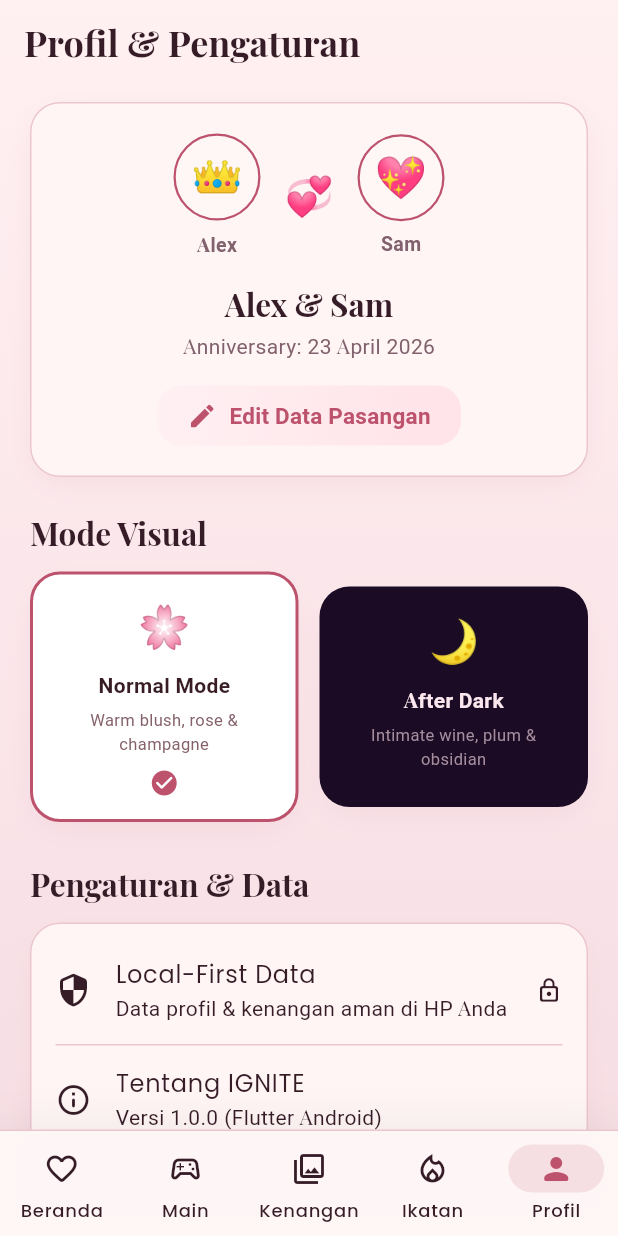
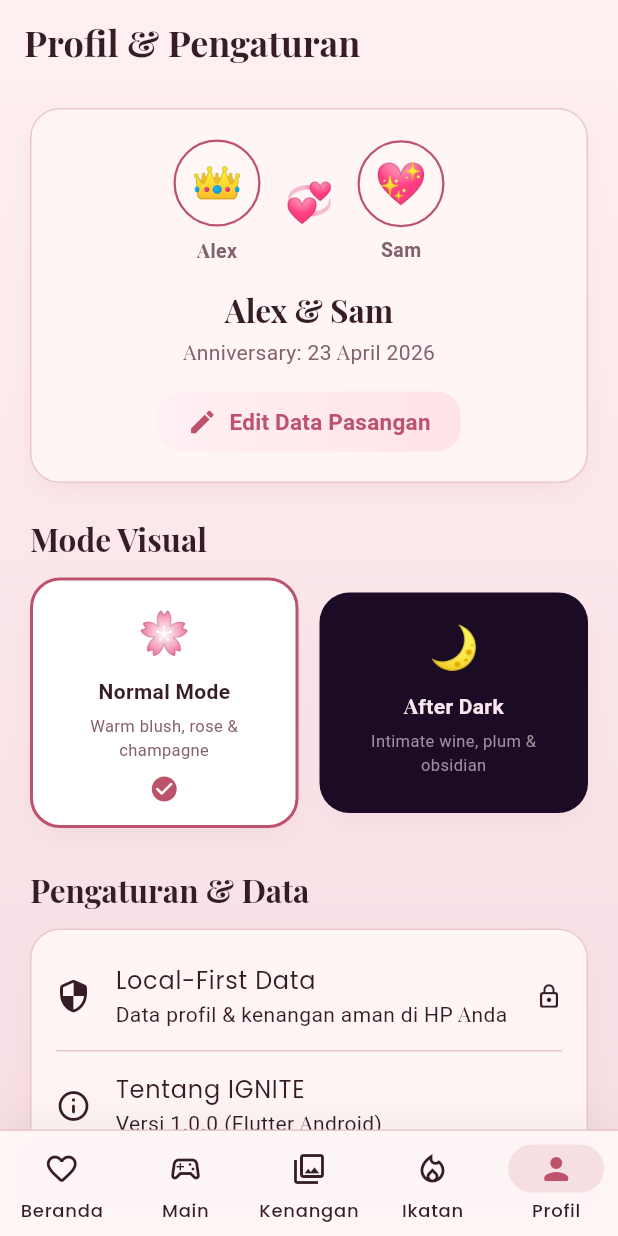
Before and after one commit to itsnotdeon/ignitecougames, a Flutter app: the screen it shows after launch, item 5 of the bottom bar chosen, on a phone screen of 412 x 824 dp. Run offline on Flutter 3.47's test engine with Material 3 defaults, Android fonts, the phone set to English and light mode, and no system bars; our stand-ins replace google_fonts, shared_preferences.

Commit message:
Refine profile screen spacing and Indonesian interface consistency

```diff
--- a/lib/screens/profile/profile_screen.dart
+++ b/lib/screens/profile/profile_screen.dart
@@ -24,7 +24,7 @@ class ProfileScreen extends StatelessWidget {
       ),
       body: SafeArea(
         child: ListView(
-          padding: const EdgeInsets.symmetric(horizontal: 20, vertical: 12),
+          padding: const EdgeInsets.fromLTRB(20, 16, 20, 28),
           children: [
             // --- COUPLE PROFILE CARD ---
             CustomCard(
```
